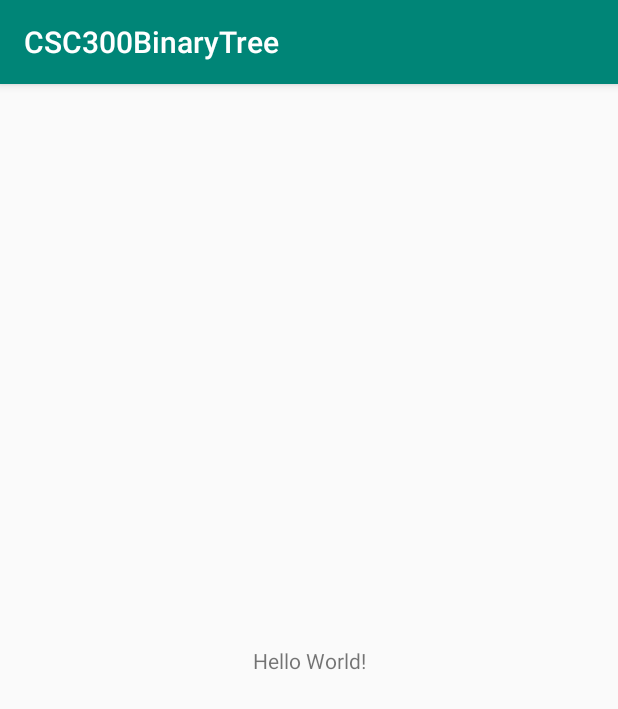
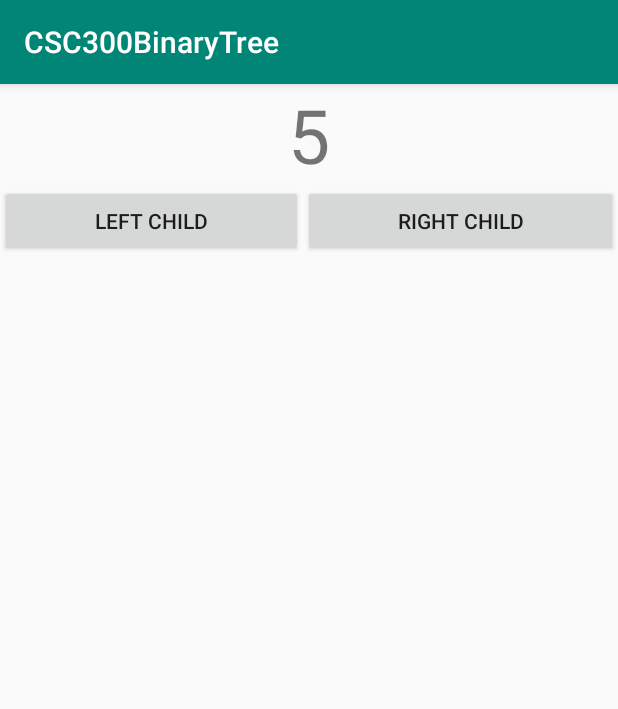
Before and after one commit to pkloda191/CSC300BinaryTree2, an Android app: the screen it shows after launch (MainActivity), on a phone screen of 412 x 824 dp. Shown: the top 709 px of the screen. Run offline under Robolectric (Android 15) with nearby library versions, the phone set to English and light mode, and no system bars.

```diff
--- a/app/src/main/java/com/example/csc300binarytree/BinaryTree2.java
+++ b/app/src/main/java/com/example/csc300binarytree/BinaryTree2.java
@@ -1,16 +1,23 @@
 package com.example.csc300binarytree;
 
-public class BinaryTree2
+import java.io.Serializable;
+
+public class BinaryTree2 implements Serializable
 {
-    private int payload;
-    private BinaryTree2 left;
-    private BinaryTree2 right;
+    public int payload;
+    public BinaryTree2 left;
+    public BinaryTree2 right;
 
     public BinaryTree2(int payload)
     {
         this.payload = payload;
         this.left = null;
         this.right = null;
+    }
+
+    public BinaryTree2()
+    {
+        //exists so this can be rebuilt
     }
 
     public void visitInOrder()
--- a/app/src/main/java/com/example/csc300binarytree/MainActivity.java
+++ b/app/src/main/java/com/example/csc300binarytree/MainActivity.java
@@ -1,22 +1,71 @@
 package com.example.csc300binarytree;
 
+import android.content.Intent;
 import android.support.v7.app.AppCompatActivity;
 import android.os.Bundle;
+import android.view.View;
+import android.widget.Button;
+import android.widget.TextView;
 
 public class MainActivity extends AppCompatActivity
 {
+    private TextView payloadTV;
+    private Button leftButton, rightButton;
+    private BinaryTree2 myTree;
+
     @Override
     protected void onCreate(Bundle savedInstanceState)
     {
         super.onCreate(savedInstanceState);
         setContentView(R.layout.activity_main);
 
+        this.payloadTV = this.findViewById(R.id.payloadTV);
+        this.leftButton = this.findViewById(R.id.leftButton);
+        this.rightButton = this.findViewById(R.id.rightButton);
 
-        BinaryTree2 bt = new BinaryTree2(5);
-        bt.add(3);
-        bt.add(3);
-        bt.add(8);
-        bt.add(6);
-        bt.visitInOrder();
+        //get the tree owned by this MainActivity
+        if(this.getIntent().hasExtra("myTree"))
+        {
+            this.myTree = (BinaryTree2)this.getIntent().getSerializableExtra("myTree");
+        }
+        else
+        {
+            //this must be screen 1
+            this.myTree = new BinaryTree2(5);
+            this.myTree.add(3);
+            this.myTree.add(3);
+            this.myTree.add(8);
+            this.myTree.add(6);
+        }
+
+        this.payloadTV.setText("" + this.myTree.payload);
+        this.hideButtonsIfNeeded();
+    }
+
+    private void hideButtonsIfNeeded()
+    {
+        if(this.myTree.left == null)
+        {
+            this.leftButton.setVisibility(View.INVISIBLE);
+        }
+
+        if(this.myTree.right == null)
+        {
+            this.rightButton.setVisibility(View.INVISIBLE);
+        }
+    }
+
+    public void onLeftButtonClicked(View vy)
+    {
+        Intent i = new Intent(this, MainActivity.class);
+        i.putExtra("myTree", this.myTree.left);
+        this.startActivity(i);
+    }
+
+    public void onRightButtonClicked(View vy)
+    {
+        Intent i = new Intent(this, MainActivity.class);
+        i.putExtra("myTree", this.myTree.right);
+        this.startActivity(i);
     }
 }
--- a/app/src/main/res/layout/activity_main.xml
+++ b/app/src/main/res/layout/activity_main.xml
@@ -1,18 +1,39 @@
 <?xml version="1.0" encoding="utf-8"?>
-<android.support.constraint.ConstraintLayout xmlns:android="http://schemas.android.com/apk/res/android"
+<LinearLayout xmlns:android="http://schemas.android.com/apk/res/android"
     xmlns:app="http://schemas.android.com/apk/res-auto"
     xmlns:tools="http://schemas.android.com/tools"
     android:layout_width="match_parent"
     android:layout_height="match_parent"
+    android:orientation="vertical"
     tools:context=".MainActivity">
 
     <TextView
-        android:layout_width="wrap_content"
+        android:id="@+id/payloadTV"
+        android:layout_width="match_parent"
         android:layout_height="wrap_content"
-        android:text="Hello World!"
-        app:layout_constraintBottom_toBottomOf="parent"
-        app:layout_constraintLeft_toLeftOf="parent"
-        app:layout_constraintRight_toRightOf="parent"
-        app:layout_constraintTop_toTopOf="parent" />
+        android:gravity="center"
+        android:text="15"
+        android:textSize="50sp" />
 
-</android.support.constraint.ConstraintLayout>
+    <LinearLayout
+        android:layout_width="match_parent"
+        android:layout_height="match_parent"
+        android:orientation="horizontal">
+
+        <Button
+            android:id="@+id/leftButton"
+            android:layout_width="wrap_content"
+            android:layout_height="wrap_content"
+            android:layout_weight="1"
+            android:onClick="onLeftButtonClicked"
+            android:text="Left Child" />
+
+        <Button
+            android:id="@+id/rightButton"
+            android:layout_width="wrap_content"
+            android:layout_height="wrap_content"
+            android:layout_weight="1"
+            android:onClick="onRightButtonClicked"
+            android:text="Right Child" />
+    </LinearLayout>
+</LinearLayout>
```
Also changed, not shown: app/src/main/java/com/example/csc300binarytree/Core.java (added, +7 -0 lines), app/src/main/java/com/example/csc300binarytree/TreeCollection.java (added, +30 -0 lines), app/src/main/java/com/example/csc300binarytree/TreeValue.java (added, +13 -0 lines).
